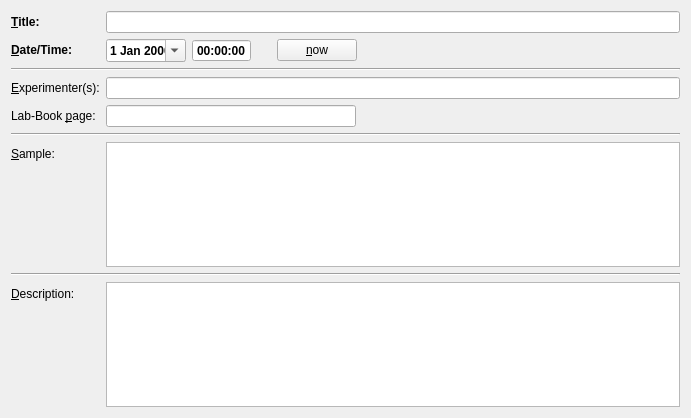
Before: the Qt Designer form plugins/spimb040/qfespimb040experimentdescription.ui in jkriege2/QuickFit3, drawn with Qt 5.
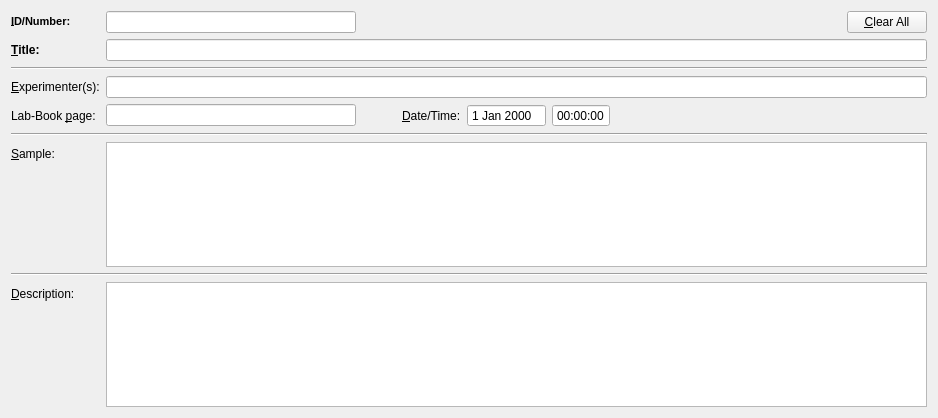
After: the same form once the commit is applied.

```diff
--- a/plugins/spimb040/qfespimb040experimentdescription.ui
+++ b/plugins/spimb040/qfespimb040experimentdescription.ui
@@ -6,7 +6,7 @@
    <rect>
     <x>0</x>
     <y>0</y>
-    <width>691</width>
+    <width>938</width>
     <height>418</height>
    </rect>
   </property>
@@ -14,10 +14,67 @@
    <string>Form</string>
   </property>
   <layout class="QFormLayout" name="formLayout">
-   <property name="fieldGrowthPolicy">
-    <enum>QFormLayout::AllNonFixedFieldsGrow</enum>
-   </property>
    <item row="0" column="0">
+    <widget class="QLabel" name="label_8">
+     <property name="text">
+      <string>&lt;!DOCTYPE HTML PUBLIC &quot;-//W3C//DTD HTML 4.0//EN&quot; &quot;http://www.w3.org/TR/REC-html40/strict.dtd&quot;&gt;
+&lt;html&gt;&lt;head&gt;&lt;meta name=&quot;qrichtext&quot; content=&quot;1&quot; /&gt;&lt;style type=&quot;text/css&quot;&gt;
+p, li { white-space: pre-wrap; }
+&lt;/style&gt;&lt;/head&gt;&lt;body style=&quot; font-family:'MS Shell Dlg 2'; font-size:8.25pt; font-weight:400; font-style:normal;&quot;&gt;
+&lt;p style=&quot; margin-top:0px; margin-bottom:0px; margin-left:0px; margin-right:0px; -qt-block-indent:0; text-indent:0px;&quot;&gt;&lt;span style=&quot; font-weight:600;&quot;&gt;&amp;amp;ID/Number:&lt;/span&gt;&lt;/p&gt;&lt;/body&gt;&lt;/html&gt;</string>
+     </property>
+     <property name="buddy">
+      <cstring>edtID</cstring>
+     </property>
+    </widget>
+   </item>
+   <item row="0" column="1">
+    <layout class="QHBoxLayout" name="horizontalLayout_2">
+     <item>
+      <widget class="QLineEdit" name="edtID">
+       <property name="minimumSize">
+        <size>
+         <width>250</width>
+         <height>0</height>
+        </size>
+       </property>
+       <property name="maximumSize">
+        <size>
+         <width>250</width>
+         <height>16777215</height>
+        </size>
+       </property>
+       <property name="font">
+        <font>
+         <weight>75</weight>
+         <bold>true</bold>
+        </font>
+       </property>
+      </widget>
+     </item>
+     <item>
+      <spacer name="horizontalSpacer_3">
+       <property name="orientation">
+        <enum>Qt::Horizontal</enum>
+       </property>
+       <property name="sizeHint" stdset="0">
+        <size>
+         <width>40</width>
+         <height>20</height>
+        </size>
+       </property>
+      </spacer>
+     </item>
+     <item>
+      <widget class="QPushButton" name="btnClearAll">
+       <property name="text">
+        <string>&amp;Clear All</string>
+       </property>
+      </widget>
+     </item>
+    </layout>
+   </item>
+   <item row="1" column="0">
     <widget class="QLabel" name="label_6">
      <property name="text">
       <string>&lt;b&gt;&amp;Title:&lt;/b&gt;</string>
@@ -27,7 +84,7 @@
      </property>
     </widget>
    </item>
-   <item row="0" column="1">
+   <item row="1" column="1">
     <widget class="QLineEdit" name="edtTitle">
      <property name="font">
       <font>
@@ -37,120 +94,7 @@
      </property>
     </widget>
    </item>
-   <item row="1" column="0">
-    <widget class="QLabel" name="label">
-     <property name="text">
-      <string>&lt;b&gt;&amp;Date/Time:&lt;/b&gt;</string>
-     </property>
-     <property name="buddy">
-      <cstring>edtDate</cstring>
-     </property>
-    </widget>
-   </item>
-   <item row="1" column="1">
-    <layout class="QHBoxLayout" name="horizontalLayout">
-     <item>
-      <widget class="QDateEdit" name="edtDate">
-       <property name="enabled">
-        <bool>true</bool>
-       </property>
-       <property name="maximumSize">
-        <size>
-         <width>150</width>
-         <height>16777215</height>
-        </size>
-       </property>
-       <property name="font">
-        <font>
-         <weight>75</weight>
-         <bold>true</bold>
-        </font>
-       </property>
-       <property name="readOnly">
-        <bool>false</bool>
-       </property>
-       <property name="buttonSymbols">
-        <enum>QAbstractSpinBox::NoButtons</enum>
-       </property>
-       <property name="calendarPopup">
-        <bool>true</bool>
-       </property>
-      </widget>
-     </item>
-     <item>
-      <widget class="QTimeEdit" name="edtTime">
-       <property name="enabled">
-        <bool>true</bool>
-       </property>
-       <property name="maximumSize">
-        <size>
-         <width>150</width>
-         <height>16777215</height>
-        </size>
-       </property>
-       <property name="font">
-        <font>
-         <weight>75</weight>
-         <bold>true</bold>
-        </font>
-       </property>
-       <property name="readOnly">
-        <bool>false</bool>
-       </property>
-       <property name="buttonSymbols">
-        <enum>QAbstractSpinBox::NoButtons</enum>
-       </property>
-       <property name="calendarPopup">
-        <bool>true</bool>
-       </property>
-      </widget>
-     </item>
-     <item>
-      <spacer name="horizontalSpacer_2">
-       <property name="orientation">
-        <enum>Qt::Horizontal</enum>
-       </property>
-       <property name="sizeType">
-        <enum>QSizePolicy::Fixed</enum>
-       </property>
-       <property name="sizeHint" stdset="0">
-        <size>
-         <width>20</width>
-         <height>20</height>
-        </size>
-       </property>
-      </spacer>
-     </item>
-     <item>
-      <widget class="QPushButton" name="btnNow">
-       <property name="text">
-        <string>&amp;now</string>
-       </property>
-      </widget>
-     </item>
-     <item>
-      <spacer name="horizontalSpacer">
-       <property name="orientation">
-        <enum>Qt::Horizontal</enum>
-       </property>
-       <property name="sizeHint" stdset="0">
-        <size>
-         <width>40</width>
-         <height>20</height>
-        </size>
-       </property>
-      </spacer>
-     </item>
-    </layout>
-   </item>
-   <item row="3" column="0" colspan="2">
-    <widget class="Line" name="line">
-     <property name="orientation">
-      <enum>Qt::Horizontal</enum>
-     </property>
-    </widget>
-   </item>
-   <item row="4" column="0">
+   <item row="3" column="0">
     <widget class="QLabel" name="label_3">
      <property name="text">
       <string>&amp;Experimenter(s):</string>
@@ -160,37 +104,136 @@
      </property>
     </widget>
    </item>
-   <item row="4" column="1">
+   <item row="3" column="1">
     <widget class="QLineEdit" name="edtExperimenter"/>
    </item>
-   <item row="5" column="0">
+   <item row="4" column="0">
     <widget class="QLabel" name="label_7">
      <property name="text">
       <string>Lab-Book &amp;page:</string>
      </property>
      <property name="buddy">
-      <cstring>lineEdit</cstring>
+      <cstring>edtLabBook</cstring>
      </property>
     </widget>
    </item>
-   <item row="5" column="1">
-    <widget class="QLineEdit" name="lineEdit">
-     <property name="maximumSize">
-      <size>
-       <width>250</width>
-       <height>16777215</height>
-      </size>
-     </property>
-    </widget>
+   <item row="4" column="1">
+    <layout class="QHBoxLayout" name="horizontalLayout">
+     <item>
+      <widget class="QLineEdit" name="edtLabBook">
+       <property name="minimumSize">
+        <size>
+         <width>250</width>
+         <height>0</height>
+        </size>
+       </property>
+       <property name="maximumSize">
+        <size>
+         <width>250</width>
+         <height>16777215</height>
+        </size>
+       </property>
+      </widget>
+     </item>
+     <item>
+      <spacer name="horizontalSpacer">
+       <property name="orientation">
+        <enum>Qt::Horizontal</enum>
+       </property>
+       <property name="sizeType">
+        <enum>QSizePolicy::Fixed</enum>
+       </property>
+       <property name="sizeHint" stdset="0">
+        <size>
+         <width>40</width>
+         <height>20</height>
+        </size>
+       </property>
+      </spacer>
+     </item>
+     <item>
+      <widget class="QLabel" name="label">
+       <property name="text">
+        <string>&amp;Date/Time:</string>
+       </property>
+       <property name="buddy">
+        <cstring>edtDate</cstring>
+       </property>
+      </widget>
+     </item>
+     <item>
+      <widget class="QDateEdit" name="edtDate">
+       <property name="enabled">
+        <bool>true</bool>
+       </property>
+       <property name="maximumSize">
+        <size>
+         <width>150</width>
+         <height>16777215</height>
+        </size>
+       </property>
+       <property name="focusPolicy">
+        <enum>Qt::ClickFocus</enum>
+       </property>
+       <property name="readOnly">
+        <bool>true</bool>
+       </property>
+       <property name="buttonSymbols">
+        <enum>QAbstractSpinBox::NoButtons</enum>
+       </property>
+       <property name="calendarPopup">
+        <bool>false</bool>
+       </property>
+      </widget>
+     </item>
+     <item>
+      <widget class="QTimeEdit" name="edtTime">
+       <property name="enabled">
+        <bool>true</bool>
+       </property>
+       <property name="maximumSize">
+        <size>
+         <width>150</width>
+         <height>16777215</height>
+        </size>
+       </property>
+       <property name="focusPolicy">
+        <enum>Qt::ClickFocus</enum>
+       </property>
+       <property name="readOnly">
+        <bool>true</bool>
+       </property>
+       <property name="buttonSymbols">
+        <enum>QAbstractSpinBox::NoButtons</enum>
+       </property>
+       <property name="calendarPopup">
+        <bool>true</bool>
+       </property>
+      </widget>
+     </item>
+     <item>
+      <spacer name="horizontalSpacer_2">
+       <property name="orientation">
+        <enum>Qt::Horizontal</enum>
+       </property>
+       <property name="sizeHint" stdset="0">
+        <size>
+         <width>40</width>
+         <height>20</height>
+        </size>
+       </property>
+      </spacer>
+     </item>
+    </layout>
    </item>
-   <item row="6" column="0" colspan="2">
+   <item row="5" column="0" colspan="2">
     <widget class="Line" name="line_2">
      <property name="orientation">
       <enum>Qt::Horizontal</enum>
      </property>
     </widget>
    </item>
-   <item row="7" column="0">
+   <item row="6" column="0">
     <widget class="QLabel" name="label_5">
      <property name="text">
       <string>&amp;Sample:</string>
@@ -200,10 +243,17 @@
      </property>
     </widget>
    </item>
-   <item row="7" column="1">
+   <item row="6" column="1">
     <widget class="QPlainTextEdit" name="edtSample"/>
    </item>
-   <item row="9" column="0">
+   <item row="7" column="0" colspan="2">
+    <widget class="Line" name="line_3">
+     <property name="orientation">
+      <enum>Qt::Horizontal</enum>
+     </property>
+    </widget>
+   </item>
+   <item row="8" column="0">
     <widget class="QLabel" name="label_4">
      <property name="text">
       <string>&amp;Description:</string>
@@ -213,11 +263,11 @@
      </property>
     </widget>
    </item>
-   <item row="9" column="1">
+   <item row="8" column="1">
     <widget class="QPlainTextEdit" name="edtDescription"/>
    </item>
-   <item row="8" column="0" colspan="2">
-    <widget class="Line" name="line_3">
+   <item row="2" column="0" colspan="2">
+    <widget class="Line" name="line">
      <property name="orientation">
       <enum>Qt::Horizontal</enum>
      </property>
```
Left out of the diff: 7 changed lines with no effect on the pictures.
